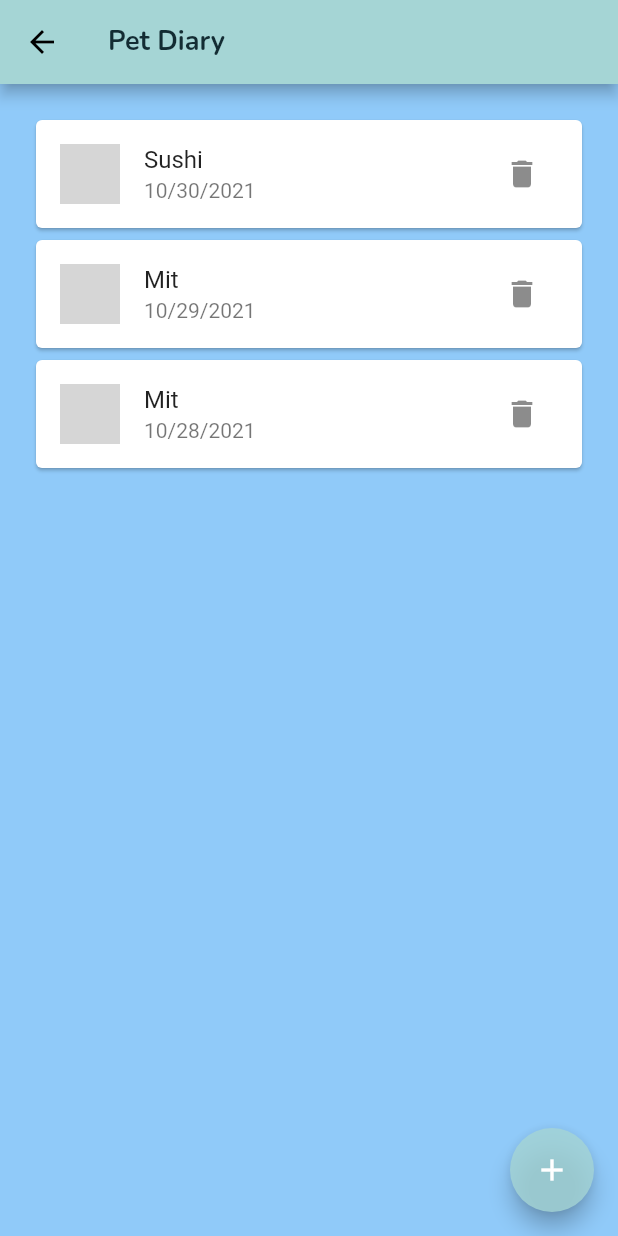
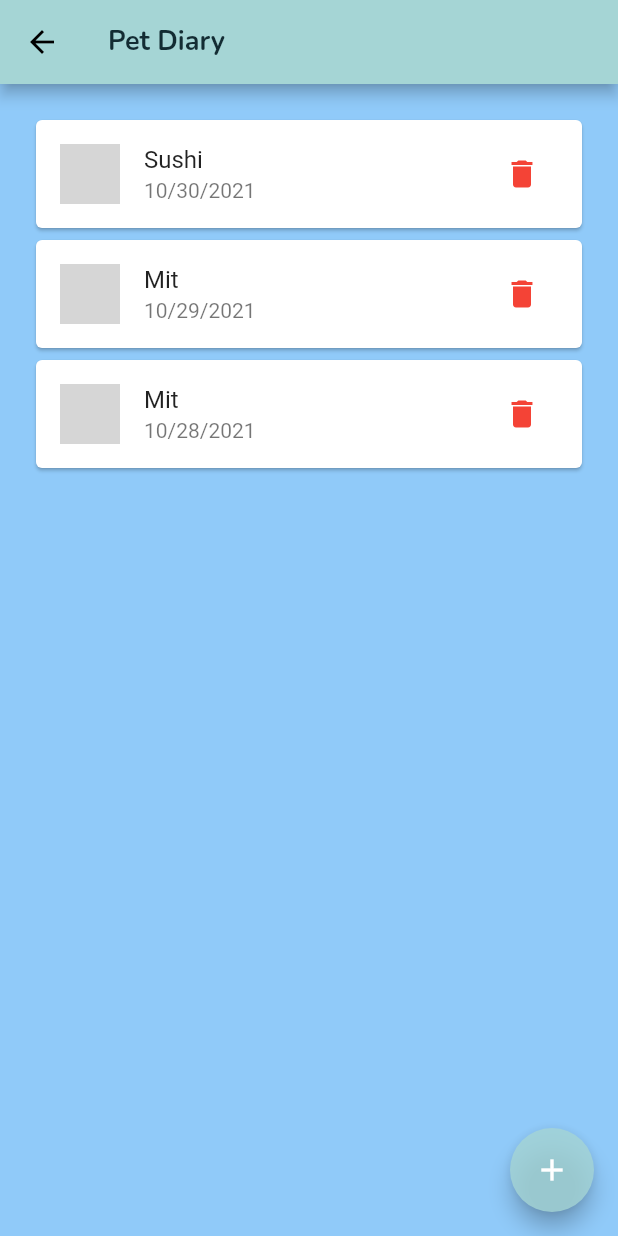
Before and after one commit to ageha-chou/pet-rescue, a Flutter app: the PetDiaryScreen screen opened directly, on a phone screen of 412 x 824 dp. Run offline on Flutter 3.47's test engine with Material 2 defaults, Android fonts, the phone set to English and light mode, and no system bars; our stand-ins replace animated_text_kit, flutter_dotenv, font_awesome_flutter, geocoding, geolocator, get and 4 more; missing offline and left inert: dropdown_below, flutter_polyline_points, images_picker; accounts and stored records are empty; network calls fail; grey boxes are pictures that could not be loaded.

Commit message:
merged pet diary, fixed floating button

```diff
--- a/lib/modules/adopted_pet/adopted_pet_item.dart
+++ b/lib/modules/adopted_pet/adopted_pet_item.dart
@@ -4,6 +4,7 @@ import 'package:get/get.dart';
 import 'package:pet_rescue/modules/adopted_pet/adopted_pet_controller.dart';
 import 'package:pet_rescue/modules/adopted_pet/adopted_pet_detail_screen.dart';
 import 'package:pet_rescue/modules/adopted_pet/adopted_pet_form.dart';
+import 'package:pet_rescue/modules/pet_diary/pet_diary_screen.dart';
 import 'package:pet_rescue/routes/app_pages.dart';
 import 'package:pet_rescue/shared/constants/color.dart';
 
@@ -158,7 +159,11 @@ class AdoptedPetItem extends StatelessWidget {
                         Row(
                           mainAxisAlignment: MainAxisAlignment.end,
                           children: [
-                            Container(
+                            GestureDetector(
+                              onTap: () {
+                                Get.to(() => PetDiaryScreen());
+                              },
+                              child: Container(
                                 decoration: BoxDecoration(
                                   border: Border.all(
                                     color: ColorConstants.red,
@@ -185,6 +190,7 @@ class AdoptedPetItem extends StatelessWidget {
                                       ),
                                 ),
                               ),
+                            ),
                           ],
                         ),
                       ],
--- a/lib/modules/pet_diary/pet_diary_screen.dart
+++ b/lib/modules/pet_diary/pet_diary_screen.dart
@@ -16,7 +16,9 @@ class PetDiaryScreen extends StatelessWidget {
         title: Text('Pet Diary'),
         backgroundColor: Theme.of(context).primaryColor,
       ),
-      body: ListView(
+      body: Stack(
+        children: [
+          ListView(
             padding: EdgeInsets.all(20),
             children: [
               _buildDiaryCard("10/30/2021", "Sushi",
@@ -27,10 +29,16 @@ class PetDiaryScreen extends StatelessWidget {
                   "https://www.chamsocpet.com/wp-content/uploads/2020/10/cho-co-the-bi-chan-nan-hay-khong-5.jpg"),
             ],
           ),
-      floatingActionButton: FloatingActionButton(
+          Positioned(
+            bottom: 16,
+            right: 16,
+            child: FloatingActionButton(
               onPressed: () => Get.to(() => AddDiary()),
               tooltip: 'Create New Diary',
               child: Icon(Icons.add),
+            ),
+          ),
+        ],
       ),
     );
   }
@@ -48,7 +56,10 @@ class PetDiaryScreen extends StatelessWidget {
             title: Text(name),
             subtitle: Text(date),
             trailing: IconButton(
-              icon: Icon(Icons.delete),
+              icon: Icon(
+                Icons.delete,
+                color: Colors.red,
+              ),
               tooltip: "Delete",
               onPressed: () {},
             ),
```
Lines whose indentation alone changed are shown as unchanged.
